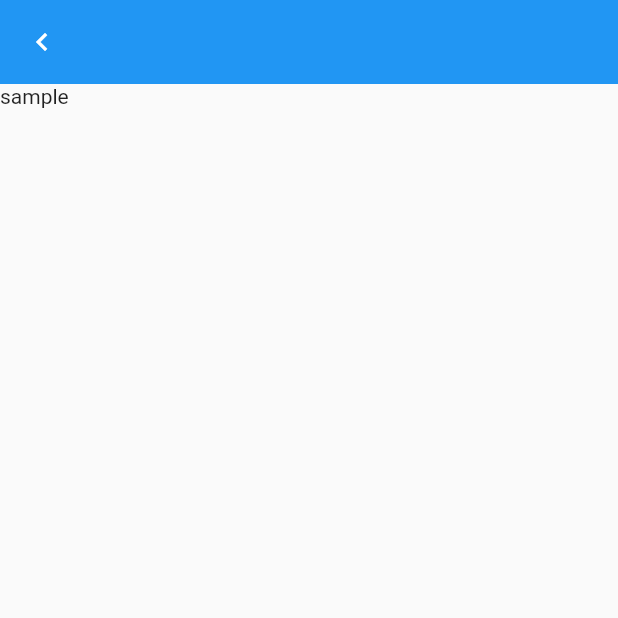
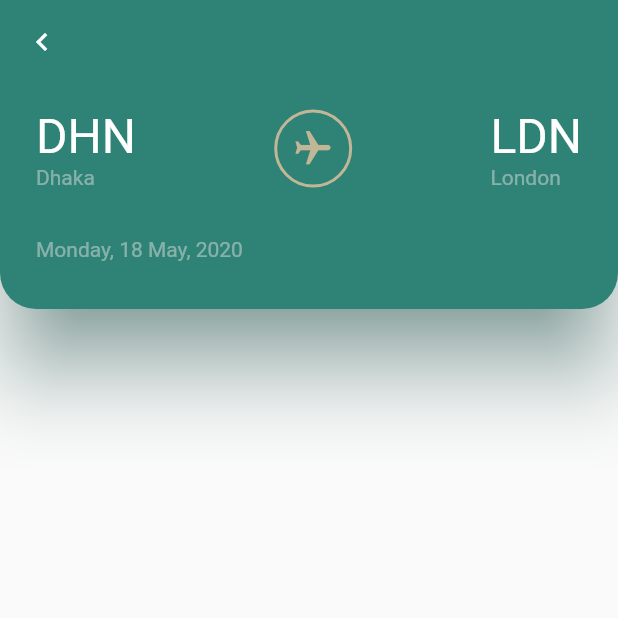
Before and after one commit to tadakun8/flutter_study_ui, a Flutter app: the screen it shows after launch, on a phone screen of 412 x 824 dp, the top half of it. Run offline on Flutter 3.47's test engine with Material 2 defaults, Android fonts, the phone set to English and light mode, and no system bars; our stand-ins replace flutter_riverpod.

Commit message:
feat: show flight info

```diff
--- /dev/null
+++ b/flight_booking/lib/const.dart
@@ -0,0 +1,5 @@
+import 'package:flutter/material.dart';
+
+const kColorPrimary = Color(0xFF2E8376);
+const kColorFlightText = Color(0xFFE0E0E0);
+const kColorFlightIcon = Color(0xFFC1B695);
--- /dev/null
+++ b/flight_booking/lib/page/components/flight_info.dart
@@ -0,0 +1,120 @@
+import 'dart:math';
+
+import 'package:flight_booking/const.dart';
+import 'package:flutter/material.dart';
+
+class _AirportName extends StatelessWidget {
+  final String shortName;
+  final String fullName;
+  const _AirportName({
+    Key? key,
+    required this.shortName,
+    required this.fullName,
+  }) : super(key: key);
+
+  @override
+  Widget build(BuildContext context) {
+    return Column(
+      crossAxisAlignment: CrossAxisAlignment.start,
+      children: [
+        Text(
+          shortName,
+          style: const TextStyle(
+            color: Colors.white,
+            fontSize: 32,
+          ),
+        ),
+        Text(
+          fullName,
+          style: TextStyle(
+            color: kColorFlightText.withOpacity(0.5),
+          ),
+        )
+      ],
+    );
+  }
+}
+
+class _FlightIcon extends StatelessWidget {
+  const _FlightIcon({Key? key}) : super(key: key);
+
+  @override
+  Widget build(BuildContext context) {
+    return Container(
+      width: 52,
+      height: 52,
+      decoration: BoxDecoration(
+        border: Border.all(
+          color: kColorFlightIcon,
+          width: 2,
+        ),
+        borderRadius: BorderRadius.circular(52 / 2),
+      ),
+      child: Transform.rotate(
+        angle: pi / 2,
+        child: const Icon(
+          Icons.flight,
+          color: kColorFlightIcon,
+          size: 28,
+        ),
+      ),
+    );
+  }
+}
+
+class FlightInfo extends StatelessWidget {
+  const FlightInfo({Key? key}) : super(key: key);
+
+  @override
+  Widget build(BuildContext context) {
+    return Column(
+      children: [
+        Material(
+          color: kColorPrimary,
+          elevation: 24,
+          shadowColor: kColorPrimary,
+          borderRadius: const BorderRadius.only(
+            bottomLeft: Radius.circular(24),
+            bottomRight: Radius.circular(24),
+          ),
+          child: Padding(
+            padding: const EdgeInsets.only(
+              top: 16,
+              bottom: 32,
+              left: 24,
+              right: 24,
+            ),
+            child: Column(children: [
+              Row(
+                mainAxisAlignment: MainAxisAlignment.spaceBetween,
+                children: const [
+                  _AirportName(
+                    shortName: 'DHN',
+                    fullName: 'Dhaka',
+                  ),
+                  _FlightIcon(),
+                  _AirportName(
+                    shortName: 'LDN',
+                    fullName: 'London',
+                  ),
+                ],
+              ),
+              const SizedBox(
+                height: 32,
+              ),
+              Container(
+                alignment: Alignment.centerLeft,
+                child: Text(
+                  'Monday, 18 May, 2020',
+                  style: TextStyle(
+                    color: kColorFlightText.withOpacity(0.5),
+                  ),
+                ),
+              )
+            ]),
+          ),
+        ),
+      ],
+    );
+  }
+}
--- a/flight_booking/lib/page/flight_booking_page.dart
+++ b/flight_booking/lib/page/flight_booking_page.dart
@@ -1,3 +1,5 @@
+import 'package:flight_booking/const.dart';
+import 'package:flight_booking/page/components/flight_info.dart';
 import 'package:flutter/material.dart';
 
 class FlightBookingPage extends StatelessWidget {
@@ -9,10 +11,11 @@ class FlightBookingPage extends StatelessWidget {
       appBar: AppBar(
         elevation: 0,
         leading: const Icon(Icons.navigate_before),
+        backgroundColor: kColorPrimary,
       ),
       body: Column(
         children: const [
-          Text('sample'),
+          FlightInfo(),
         ],
       ),
     );
```
